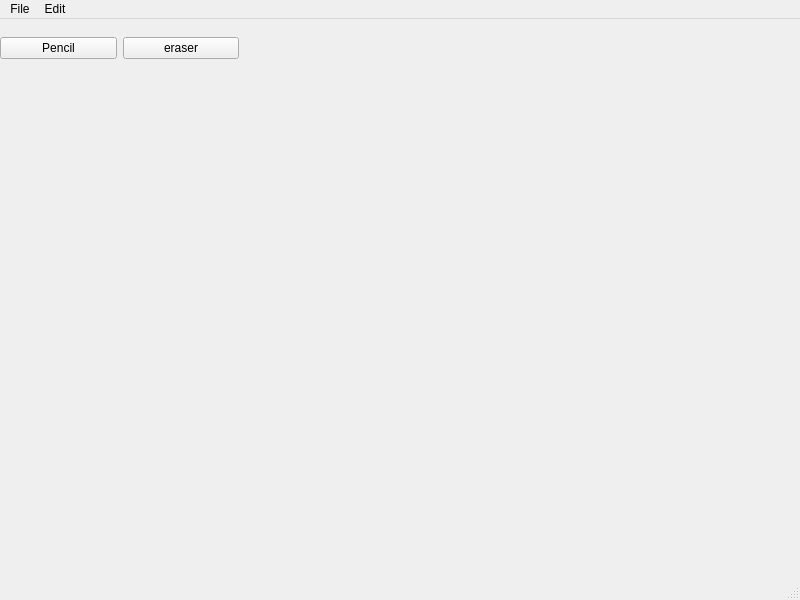
Before: the Qt Designer form PaintApp/ui/paint.ui in Kleb0/Corrupt_World_Engine, drawn with Qt 5.
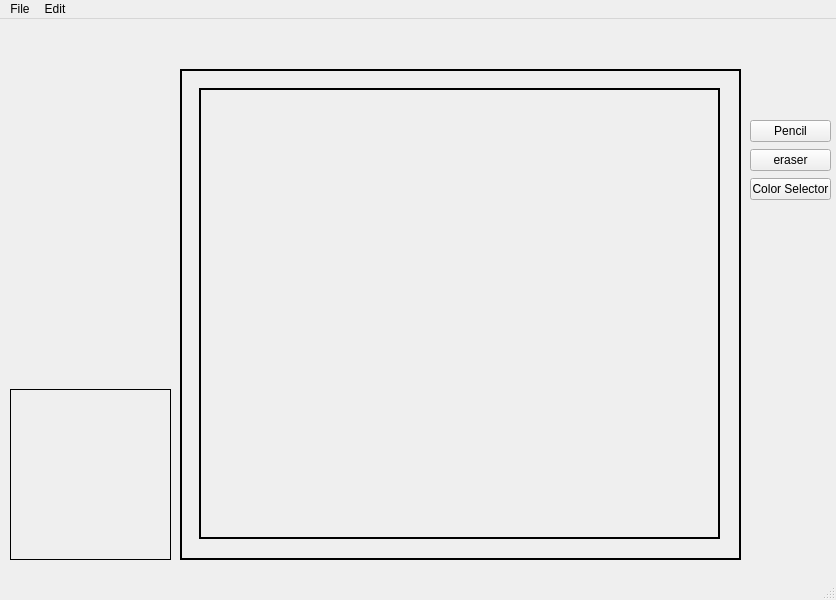
After: the same form once the commit is applied.

```diff
--- a/PaintApp/ui/paint.ui
+++ b/PaintApp/ui/paint.ui
@@ -6,7 +6,7 @@
    <rect>
     <x>0</x>
     <y>0</y>
-    <width>800</width>
+    <width>836</width>
     <height>600</height>
    </rect>
   </property>
@@ -17,13 +17,13 @@
    <widget class="QWidget" name="horizontalLayoutWidget">
     <property name="geometry">
      <rect>
-      <x>0</x>
-      <y>0</y>
-      <width>239</width>
-      <height>59</height>
+      <x>750</x>
+      <y>100</y>
+      <width>81</width>
+      <height>83</height>
      </rect>
     </property>
-    <layout class="QHBoxLayout" name="horizontalLayout">
+    <layout class="QVBoxLayout" name="verticalLayout">
      <item>
       <widget class="QPushButton" name="Pencil">
        <property name="text">
@@ -38,15 +38,76 @@
        </property>
       </widget>
      </item>
+     <item>
+      <widget class="QPushButton" name="ColorSelector">
+       <property name="text">
+        <string>Color Selector</string>
+       </property>
+      </widget>
+     </item>
     </layout>
    </widget>
+   <widget class="QFrame" name="ColorDisplayFrame">
+    <property name="geometry">
+     <rect>
+      <x>10</x>
+      <y>370</y>
+      <width>161</width>
+      <height>171</height>
+     </rect>
+    </property>
+    <property name="frameShape">
+     <enum>QFrame::Box</enum>
+    </property>
+    <property name="frameShadow">
+     <enum>QFrame::Plain</enum>
+    </property>
+   </widget>
+   <widget class="QFrame" name="MainZone">
+    <property name="geometry">
+     <rect>
+      <x>180</x>
+      <y>50</y>
+      <width>561</width>
+      <height>491</height>
+     </rect>
+    </property>
+    <property name="frameShape">
+     <enum>QFrame::Box</enum>
+    </property>
+    <property name="frameShadow">
+     <enum>QFrame::Plain</enum>
+    </property>
+    <property name="lineWidth">
+     <number>2</number>
+    </property>
+    <widget class="QFrame" name="DrawingFrame">
+     <property name="geometry">
+      <rect>
+       <x>19</x>
+       <y>19</y>
+       <width>521</width>
+       <height>451</height>
+      </rect>
+     </property>
+     <property name="frameShape">
+      <enum>QFrame::Box</enum>
+     </property>
+     <property name="frameShadow">
+      <enum>QFrame::Plain</enum>
+     </property>
+     <property name="lineWidth">
+      <number>2</number>
+     </property>
+    </widget>
+   </widget>
   </widget>
   <widget class="QMenuBar" name="menubar">
    <property name="geometry">
     <rect>
      <x>0</x>
      <y>0</y>
-     <width>800</width>
+     <width>836</width>
      <height>21</height>
     </rect>
    </property>
```
Left out of the diff: 2 changed lines with no effect on the pictures.
